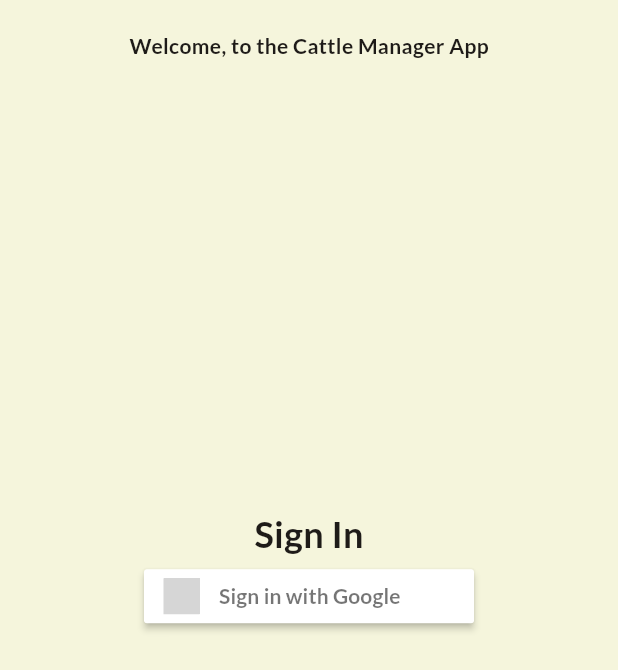
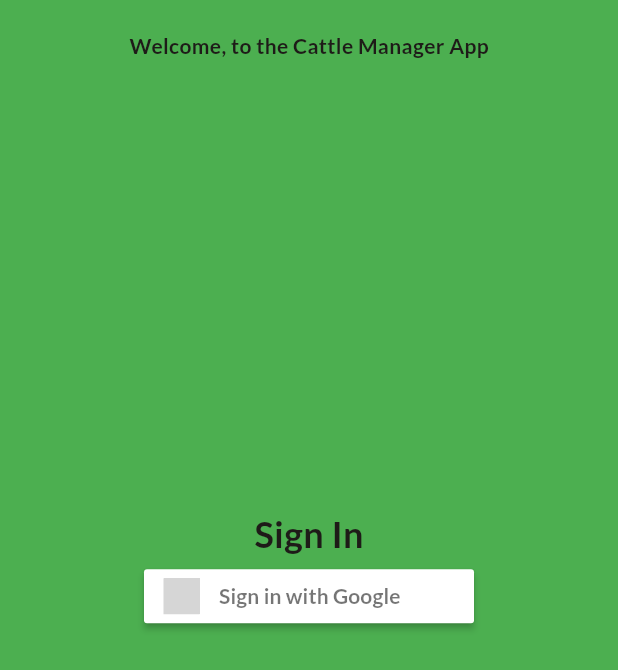
Before and after one commit to Stella-Nyawira/cattleManagementApp, a Flutter app: the screen it shows after launch, on a phone screen of 412 x 824 dp. Shown: the top 670 px of the screen. Run offline on Flutter 3.47's test engine with Material 3 defaults, Android fonts, the light colour scheme and no system bars; drawn by our look-alikes of sign_in_button; our stand-ins replace badges, cached_network_image, cloud_firestore, firebase_auth, firebase_core, firebase_storage and 7 more; accounts and stored records are empty; grey boxes are pictures that could not be loaded.

Commit message:
more changes

```diff
--- a/lib/auth/sign_in_page.dart
+++ b/lib/auth/sign_in_page.dart
@@ -14,6 +14,8 @@ class SignInPage extends StatelessWidget {
   @override
   Widget build(BuildContext context) {
     return Scaffold(
+      backgroundColor: Colors.green[500],
+
       body: GetBuilder(
         init: Get.find<AuthController>(),
         builder: (authController) {
--- a/lib/pages/homepage.dart
+++ b/lib/pages/homepage.dart
@@ -24,7 +24,7 @@ class Homepage extends StatelessWidget {
     return Scaffold(
       appBar: AppBar(
         title: Text("Cattle Manager", style: TextStyle(color: Colors.white, fontSize: 20, fontWeight: FontWeight.bold)),
-        // backgroundColor: Colors.green[700],
+
         actions: [
           Obx(() {
             if (authController.user.value != null) {
--- a/lib/pages/recordTypes_page.dart
+++ b/lib/pages/recordTypes_page.dart
@@ -51,10 +51,10 @@ class RecordTypesPage extends StatelessWidget {
 
     return Scaffold(
       appBar: AppBar(title: Text("$animalName's Records")),
-      backgroundColor: Colors.green[700],
+
       body: Container(
         padding: const EdgeInsets.all(16.0),
-        decoration: BoxDecoration(color: Colors.grey[100]),
+        decoration: BoxDecoration(color: Theme.of(context).scaffoldBackgroundColor),
         child: ListView.builder(
           itemCount: recordTypes.length,
           itemBuilder: (context, index) {
--- a/lib/widgets/edit_animals.dart
+++ b/lib/widgets/edit_animals.dart
@@ -68,7 +68,6 @@ class _EditAnimalPageState extends State<EditAnimalPage> {
           behavior: SnackBarBehavior.floating,
         ),
       );
-      // await Future.delayed(const Duration(milliseconds: 500));
       Get.find<AnimalRecordsController>().fetchAllAnimals();
       Get.back(result: true);
     }
@@ -118,6 +117,7 @@ class _EditAnimalPageState extends State<EditAnimalPage> {
                     children: [
                       if (photoUrlController.text.isNotEmpty)
                         Row(
+                          mainAxisAlignment: MainAxisAlignment.center,
                           children: [
                             GestureDetector(
                               onTap: pickImage,
--- a/lib/widgets/records/breeding_records_form.dart
+++ b/lib/widgets/records/breeding_records_form.dart
@@ -198,8 +198,8 @@ class _BreedingRecordFormState extends State<BreedingRecordForm> {
             subtitle: Column(
               crossAxisAlignment: CrossAxisAlignment.start,
               children: [
-                Text('method: ${record['breedingMethod'] ?? 'N/A'}'),
-                Text('date: ${record['inseminationDate'] ?? 'Unknown'}'),
+                //Text('method: ${record['breedingMethod'] ?? 'N/A'}'),
+                // Text('date: ${record['inseminationDate'] ?? 'Unknown'}'),
                 Text('status: ${record['pregnancyStatus'] ?? 'N/A'}'),
               ],
             ),
```
